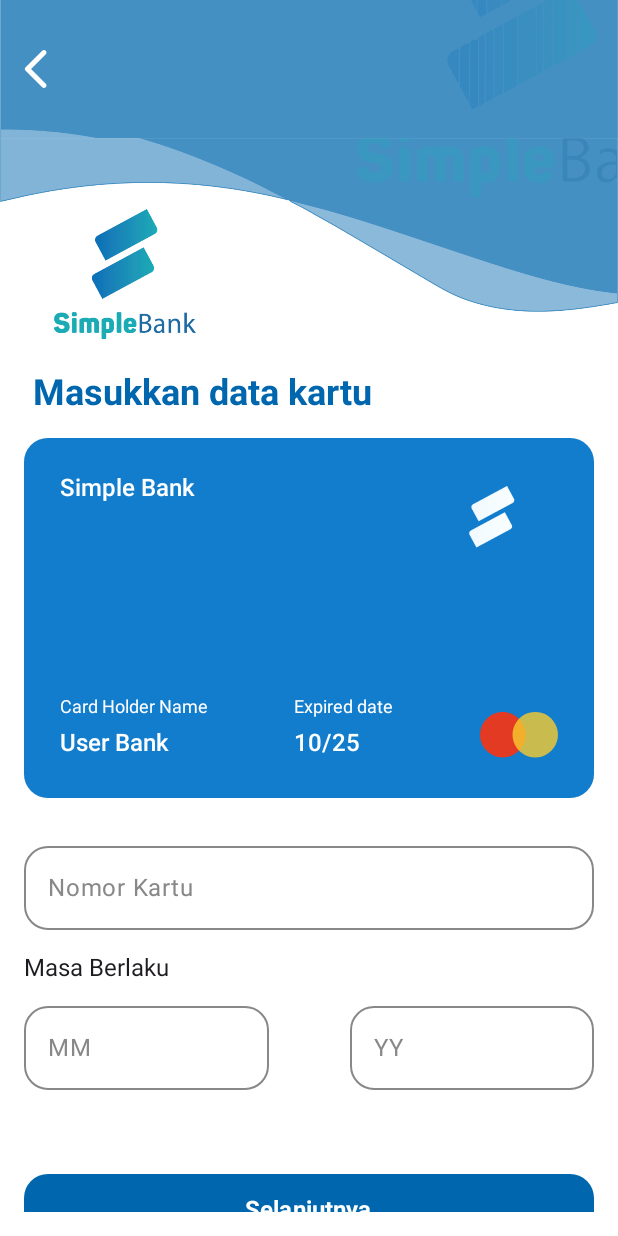
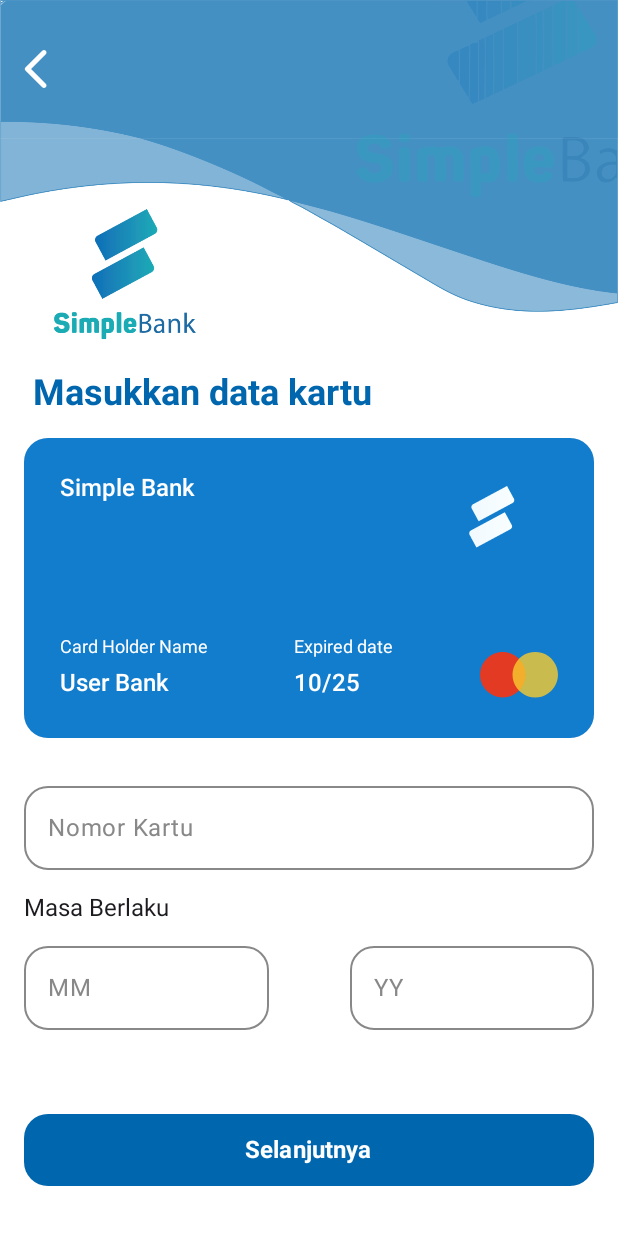
Before and after one commit to Team-1-RAP/Android, an Android app built with Jetpack Compose: the WelcomeActivity screen opened directly, with no data from a screen before it, after a tap on "Lupa Password?", on a phone screen of 412 x 824 dp. Run offline under Robolectric (Android 15) with nearby library versions, the phone set to English and light mode, and no system bars; our stand-ins replace Dagger/Hilt's generated code.

Commit message:
fix : ui adjustment

```diff
--- a/app/src/main/java/com/team1/simplebank/navigations/AuthNavigation.kt
+++ b/app/src/main/java/com/team1/simplebank/navigations/AuthNavigation.kt
@@ -14,6 +14,7 @@ import androidx.navigation.compose.currentBackStackEntryAsState
 import androidx.navigation.compose.rememberNavController
 import com.team1.simplebank.common.constants.ScreenRoute
 import com.team1.simplebank.ui.auth.LoginScreen
+import com.team1.simplebank.ui.auth.forgotpswd.ForgotPasswordInputBirthDateScreen
 import com.team1.simplebank.ui.auth.forgotpswd.ForgotPasswordInputDataScreen
 import com.team1.simplebank.ui.compose_components.CustomTopAppBarForAuth
 
@@ -59,7 +60,7 @@ fun AuthNavigation(
                 )
             }
             composable(ScreenRoute.ForgotPwInputBirthDate.route){
-
+                ForgotPasswordInputBirthDateScreen()
             }
         }
     }
--- a/app/src/main/java/com/team1/simplebank/navigations/QrisFeatureNavigation.kt
+++ b/app/src/main/java/com/team1/simplebank/navigations/QrisFeatureNavigation.kt
@@ -69,7 +69,7 @@ fun QrisFeatureNavigation(
                 QrisInitialScreen(
                     modifier = modifier,
                     onQrCodeValueObtained = { qrValue ->
-                        navController.navigate(ScreenRoute.ScanQrisConfrimTransaction.createRoute(qrValue))
+                        navController.navigate(ScreenRoute.ScanQrisConfrimTransaction.createRoute(qrValue)){launchSingleTop = true}
                     },
 
                 )
--- a/app/src/main/java/com/team1/simplebank/ui/WelcomeActivity.kt
+++ b/app/src/main/java/com/team1/simplebank/ui/WelcomeActivity.kt
@@ -17,7 +17,6 @@ class WelcomeActivity : AppCompatActivity() {
     @SuppressLint("MissingInflatedId")
     override fun onCreate(savedInstanceState: Bundle?) {
         super.onCreate(savedInstanceState)
-        enableEdgeToEdge()
         setContentView(R.layout.activity_welcome)
         ViewCompat.setOnApplyWindowInsetsListener(findViewById(R.id.main)) { v, insets ->
             val systemBars = insets.getInsets(WindowInsetsCompat.Type.systemBars())
--- a/app/src/main/java/com/team1/simplebank/ui/auth/LoginScreen.kt
+++ b/app/src/main/java/com/team1/simplebank/ui/auth/LoginScreen.kt
@@ -2,7 +2,6 @@ package com.team1.simplebank.ui.auth
 
 import android.app.Activity
 import android.content.Intent
-import android.widget.Toast
 import androidx.compose.foundation.Image
 import androidx.compose.foundation.background
 import androidx.compose.foundation.focusable
@@ -26,7 +25,6 @@ import androidx.compose.material3.ExperimentalMaterial3Api
 import androidx.compose.material3.HorizontalDivider
 import androidx.compose.material3.Icon
 import androidx.compose.material3.ModalBottomSheet
-import androidx.compose.material3.Scaffold
 import androidx.compose.material3.SheetState
 import androidx.compose.material3.Text
 import androidx.compose.material3.TextButton
@@ -47,7 +45,6 @@ import androidx.compose.ui.semantics.contentDescription
 import androidx.compose.ui.semantics.semantics
 import androidx.compose.ui.text.TextStyle
 import androidx.compose.ui.text.font.FontWeight
-import androidx.compose.ui.tooling.preview.Preview
 import androidx.compose.ui.unit.dp
 import androidx.compose.ui.unit.sp
 import androidx.hilt.navigation.compose.hiltViewModel
@@ -107,9 +104,6 @@ fun LoginScreen(
     if (authData is ResourceState.Loading) {
         LoadingScreen()
     } else {
-        Scaffold(
-            modifier = Modifier.fillMaxSize()
-        ) { paddingValues ->
         GradientBackground(
             modifier = Modifier
                 .fillMaxSize(),
@@ -121,7 +115,6 @@ fun LoginScreen(
                 verticalArrangement = Arrangement.Center,
                 modifier = Modifier
                     .fillMaxSize()
-                        .padding(paddingValues)
                     .padding(horizontal = 24.dp)
                     .verticalScroll(rememberScrollState())
             ) {
@@ -266,7 +259,6 @@ fun LoginScreen(
         }
     }
 }
-}
 
 
 @OptIn(ExperimentalMaterial3Api::class)
--- a/app/src/main/java/com/team1/simplebank/ui/auth/forgotpswd/ForgotPasswordInputBirthDateScreen.kt
+++ b/app/src/main/java/com/team1/simplebank/ui/auth/forgotpswd/ForgotPasswordInputBirthDateScreen.kt
@@ -11,6 +11,7 @@ import androidx.compose.foundation.layout.fillMaxWidth
 import androidx.compose.foundation.layout.height
 import androidx.compose.foundation.layout.padding
 import androidx.compose.foundation.layout.size
+import androidx.compose.foundation.layout.width
 import androidx.compose.foundation.rememberScrollState
 import androidx.compose.foundation.verticalScroll
 import androidx.compose.material3.ButtonDefaults
@@ -88,7 +89,7 @@ fun ForgotPasswordInputBirthDateScreen(
                     onValueChange = { tanggalLahir = it },
                     isCommonInputFields = true,
                 )
-                Spacer(modifier = modifier.weight(0.05f))
+                Spacer(modifier = modifier.width(8.dp))
                 TextFieldComponent(
                     modifier = modifier.weight(0.3f),
                     placeholder = "MM",
@@ -96,7 +97,7 @@ fun ForgotPasswordInputBirthDateScreen(
                     onValueChange = { bulanLahir = it },
                     isCommonInputFields = true,
                 )
-                Spacer(modifier = modifier.weight(0.05f))
+                Spacer(modifier = modifier.width(8.dp))
                 TextFieldComponent(
                     modifier = modifier.weight(0.3f),
                     placeholder = "YYYY",
--- a/app/src/main/java/com/team1/simplebank/ui/auth/forgotpswd/ForgotPasswordInputCardDataScreen.kt
+++ b/app/src/main/java/com/team1/simplebank/ui/auth/forgotpswd/ForgotPasswordInputCardDataScreen.kt
@@ -53,13 +53,13 @@ fun ForgotPasswordInputDataScreen(
         modifier = modifier
             .fillMaxSize()
             .background(Color.White)
+            .verticalScroll(rememberScrollState())
     ) {
         ForgotPasswordTopDecoration()
         Column(
             modifier = modifier
                 .padding(vertical = 16.dp, horizontal = 16.dp)
                 .fillMaxSize()
-                .verticalScroll(rememberScrollState())
         ) {
             Spacer(modifier = modifier.height(8.dp))
             Image(
--- a/app/src/main/java/com/team1/simplebank/ui/compose_components/CustomTopAppBarForAuth.kt
+++ b/app/src/main/java/com/team1/simplebank/ui/compose_components/CustomTopAppBarForAuth.kt
@@ -1,7 +1,9 @@
 package com.team1.simplebank.ui.compose_components
 
 import androidx.compose.foundation.Image
+import androidx.compose.foundation.background
 import androidx.compose.foundation.layout.Box
+import androidx.compose.foundation.layout.fillMaxSize
 import androidx.compose.foundation.layout.fillMaxWidth
 import androidx.compose.foundation.layout.height
 import androidx.compose.foundation.layout.size
@@ -18,6 +20,7 @@ import androidx.compose.ui.res.painterResource
 import androidx.compose.ui.tooling.preview.Preview
 import androidx.compose.ui.unit.dp
 import com.team1.simplebank.R
+import com.team1.simplebank.colors_for_composable.Blue
 
 
 @Composable
@@ -34,8 +37,8 @@ fun CustomTopAppBarForAuth(
             painter = painterResource(id = R.drawable.forgotpw_topappbar_bg),
             contentDescription = null,
             modifier = modifier
-                .fillMaxWidth(),
-            contentScale = ContentScale.FillWidth
+                .fillMaxSize(),
+            contentScale = ContentScale.FillBounds
         )
         IconButton(
             onClick = { onBackPressed() },
--- a/app/src/main/java/com/team1/simplebank/ui/compose_components/SimpleBankCardComponent.kt
+++ b/app/src/main/java/com/team1/simplebank/ui/compose_components/SimpleBankCardComponent.kt
@@ -34,7 +34,7 @@ fun SimpleBankCardComponent(
     Card(
         modifier = modifier
             .fillMaxWidth()
-            .height(240.dp),
+            .height(200.dp),
         shape = RoundedCornerShape(16.dp)
     ) {
         Box(
--- a/app/src/main/java/com/team1/simplebank/ui/compose_components/TextFieldComponent.kt
+++ b/app/src/main/java/com/team1/simplebank/ui/compose_components/TextFieldComponent.kt
@@ -114,6 +114,8 @@ fun TextFieldComponent(
                         tint = BlueNormal,
                     )
                 }
+            } else {
+                // No trailing icon for non-password fields
             }
         }
     )
--- a/app/src/main/res/values/colors.xml
+++ b/app/src/main/res/values/colors.xml
@@ -23,7 +23,7 @@
     <color name="dark_red">#FF851001</color>
 
     <color name="gray">#EFEFEF</color>
-    <color name="box_stroke_color">#A09FA4</color>
+<!--    <color name="box_stroke_color">#A09FA4</color>-->
     <color name="item_blue_default">#FF114280</color>
     <color name="primary_color">#0066AE</color>
 
--- a/data/build.gradle.kts
+++ b/data/build.gradle.kts
@@ -15,7 +15,7 @@ android {
     defaultConfig {
         minSdk = 26
 
-        buildConfigField("String", "BASE_URL", "\"https://simplebank.my.id/\"",)
+        buildConfigField("String", "BASE_URL", "\"https://simple-bank-server-avi4q6gcnq-uc.a.run.app/api/\"",)
 
         testInstrumentationRunner = "androidx.test.runner.AndroidJUnitRunner"
         consumerProguardFiles("consumer-rules.pro")
```
Lines whose indentation alone changed are shown as unchanged.
